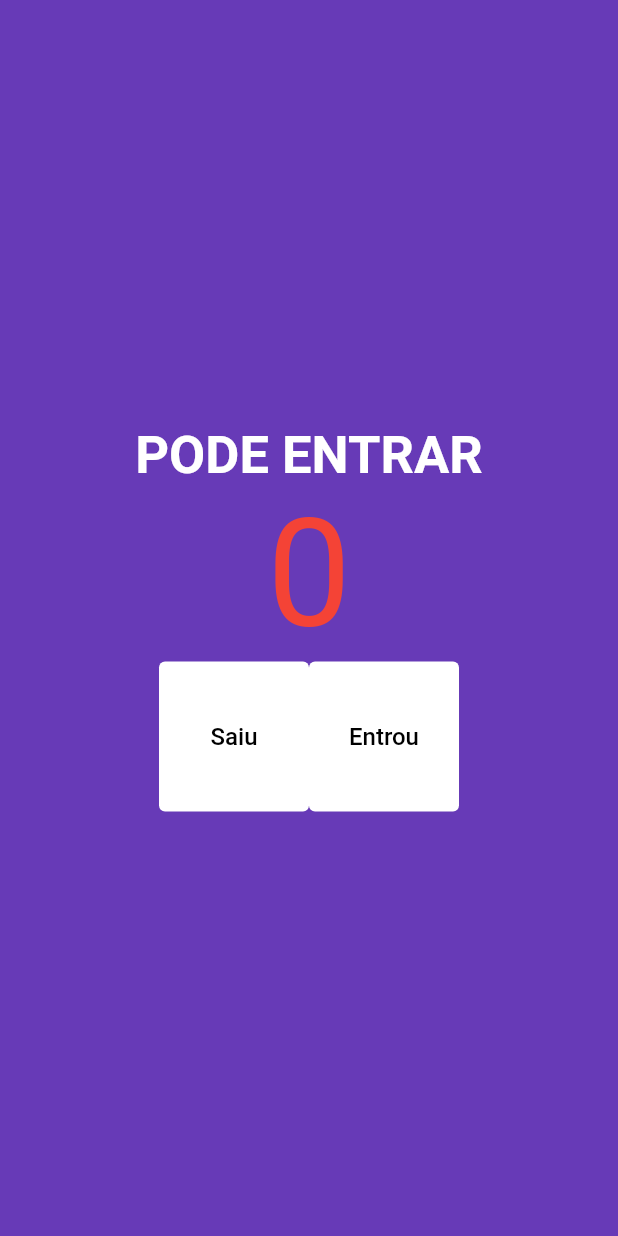
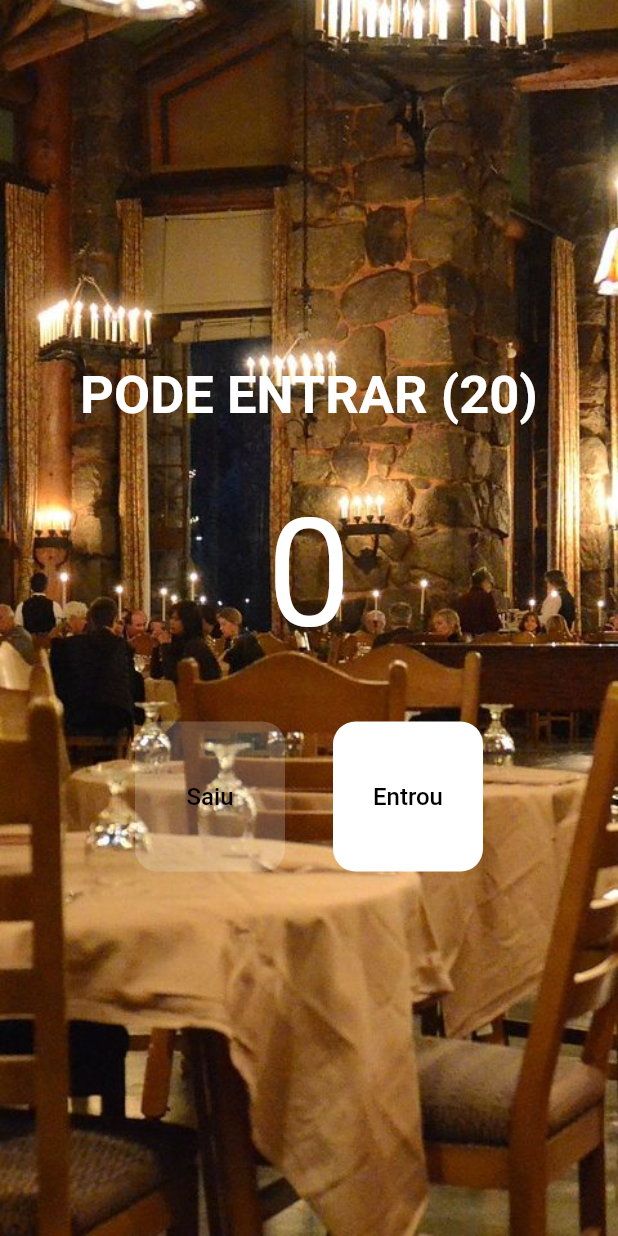
Before and after one commit to dev-sergio/app-contador, a Flutter app: the screen it shows after launch, on a phone screen of 412 x 824 dp. Run offline on Flutter 3.47's test engine with Material 2 defaults, Android fonts, the light colour scheme and no system bars.

Commit message:
Finalizado o app

```diff
--- a/lib/main.dart
+++ b/lib/main.dart
@@ -10,63 +10,97 @@ class MyApp extends StatelessWidget {
   @override
   Widget build(BuildContext context) {
     return const MaterialApp(
+      debugShowCheckedModeBanner: false,
       home: HomePage(),
     );
   }
 }
 
-class HomePage extends StatelessWidget {
+class HomePage extends StatefulWidget {
   const HomePage({Key? key}) : super(key: key);
 
+  @override
+  State<HomePage> createState() => _HomePageState();
+}
+
+class _HomePageState extends State<HomePage> {
+  int count = 0;
+
   void decrement() {
-    print('decrement');
+    setState(() {
+      count--;
+    });
   }
 
   void increment() {
-    print('increment');
+    setState(() {
+      count++;
+    });
   }
+
+  int lotacaoMaxima = 20;
+  bool get isFull => count >= lotacaoMaxima;
+  bool get isEmpty => count == 0;
+  int get podeEntrar => lotacaoMaxima - count;
 
   @override
   Widget build(BuildContext context) {
     return Scaffold(
       backgroundColor: Colors.deepPurple,
-      body: Column(
+      body: Container(
+        decoration: const BoxDecoration(
+          image: DecorationImage(
+              image: AssetImage('assets/images/restaurante.jpg'),
+              fit: BoxFit.cover
+          ),
+        ),
+        child: Column(
           mainAxisAlignment: MainAxisAlignment.center,
           children: [
-          const Text(
-            'PODE ENTRAR',
-            style: TextStyle(
+            Text(
+              isFull ? 'LOTADO' : 'PODE ENTRAR ($podeEntrar)',
+              style: const TextStyle(
                   fontSize: 35, color: Colors.white, fontWeight: FontWeight.w700),
             ),
-          const Text(
-            '0',
+            Padding(
+                padding: const EdgeInsets.all(40),
+                child: Text(
+                  '$count',
                   style: TextStyle(
-                fontSize: 100, color: Colors.red, fontWeight: FontWeight.w400),
+                      fontSize: 100, color: isFull ? Colors.red : Colors.white, fontWeight: FontWeight.w400),
+                )
             ),
             Row(
               mainAxisAlignment: MainAxisAlignment.center,
               children: [
                 TextButton(
                   style: TextButton.styleFrom(
-                  backgroundColor: Colors.white,
+                    shape: RoundedRectangleBorder(
+                        borderRadius: BorderRadius.circular(15)
+                    ),
+                    backgroundColor: isEmpty ? Colors.white.withOpacity(0.2) : Colors.white,
                     fixedSize: const Size(100, 100),
                     //padding: const EdgeInsets.all(32)
                     primary: Colors.black,
                   ),
-                onPressed: decrement,
+                  onPressed: isEmpty ? null : decrement,
                   child: const Text(
                     'Saiu',
                     style: TextStyle(color: Colors.black, fontSize: 16),
                   ),
                 ),
+                const SizedBox(width: 32),
                 TextButton(
                   style: TextButton.styleFrom(
-                  backgroundColor: Colors.white,
+                    shape: RoundedRectangleBorder(
+                        borderRadius: BorderRadius.circular(15)
+                    ),
+                    backgroundColor: isFull ? Colors.white.withOpacity(0.2) : Colors.white,
                     fixedSize: const Size(100, 100),
                     //padding: const EdgeInsets.all(32)
                     primary: Colors.black,
                   ),
-                onPressed: increment,
+                  onPressed: isFull? null : increment,
                   child: const Text(
                     'Entrou',
                     style: TextStyle(color: Colors.black, fontSize: 16),
@@ -76,6 +110,7 @@ class HomePage extends StatelessWidget {
             )
           ],
         ),
+      ),
     );
   }
 }
```
Also changed, not shown: pubspec.yaml (+10 -0 lines), assets/icons/count.png (added), assets/images/restaurante.jpg (added), pubspec.lock, 24 other files. Lines whose indentation alone changed are shown as unchanged.
